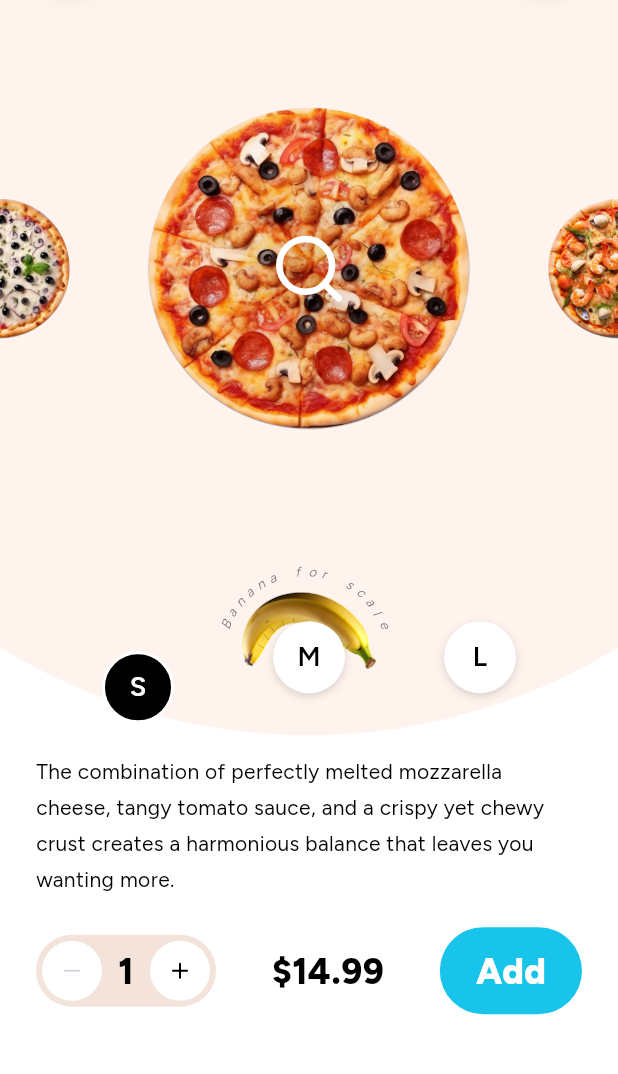
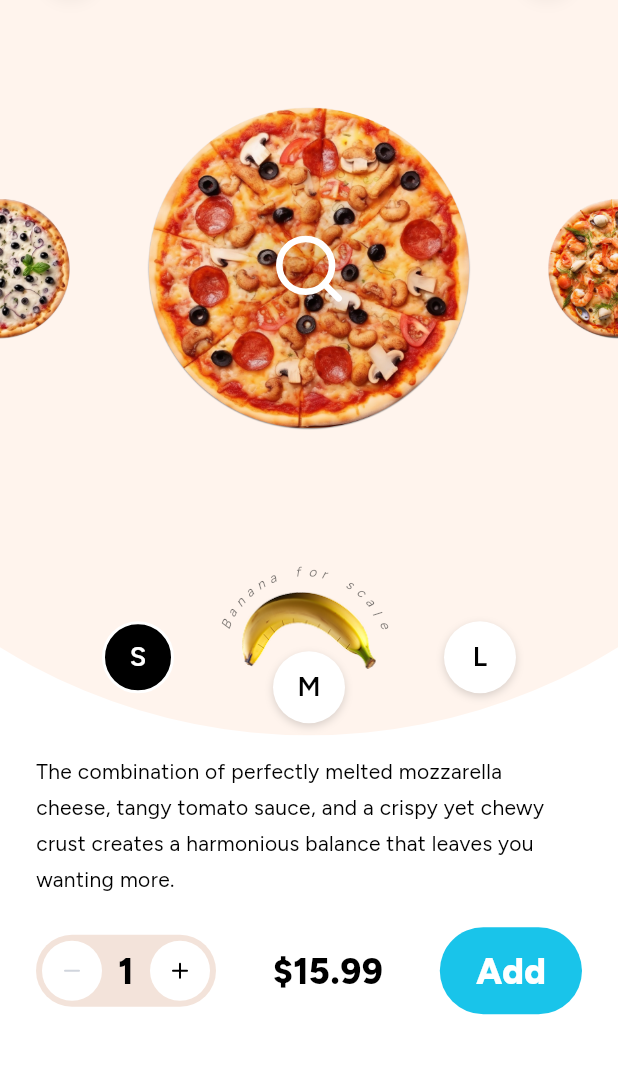
Before and after one commit to ashiq-dev-codes/pizza_mobile_app, a Flutter app: the screen it shows after launch, after a tap on an icon or button, on a phone screen of 412 x 824 dp, the part 96-1170 px from its top. Run offline on Flutter 3.47's test engine with Material 3 defaults, Android fonts, the phone set to English and light mode, and no system bars; our stand-ins replace lucide_icons_flutter.

Commit message:
feat: Update pizza prices and adjust layout for size selector and pizza stage animations

```diff
--- a/lib/feature/product/constant/pizza_size.dart
+++ b/lib/feature/product/constant/pizza_size.dart
@@ -17,8 +17,8 @@ extension PizzaSizeX on PizzaSize {
   };
 
   double get price => switch (this) {
-    PizzaSize.small => 14.99,
+    PizzaSize.small => 15.99,
     PizzaSize.medium => 17.99,
-    PizzaSize.large => 20.99,
+    PizzaSize.large => 25.99,
   };
 }
--- a/lib/feature/product/presentation/widget/pizza_stage.dart
+++ b/lib/feature/product/presentation/widget/pizza_stage.dart
@@ -6,6 +6,7 @@ import 'package:pizza_mobile_app/feature/product/constant/pizza_catalog.dart';
 import 'package:pizza_mobile_app/feature/product/constant/pizza_size.dart';
 import 'package:pizza_mobile_app/feature/product/constant/product_constants.dart';
 import 'package:pizza_mobile_app/shared/theme/app_colors.dart';
+import 'package:pizza_mobile_app/shared/widget/reveal/spring_curve.dart';
 
 /// The hero pizza plus its two peeking neighbours. Tapping a peek pulls that
 /// pizza to center while the current center slides out to the opposite peek
@@ -31,6 +32,12 @@ class PizzaStage extends AnimatedWidget {
   final int toIndex;
   final ValueChanged<int> onSelectIndex;
   final VoidCallback onTapZoom;
+
+  /// How long the center pizza's own resize tween runs when only the size
+  /// (not the carousel focus) changes — kept equal to the curve's own
+  /// settle window so the elastic overshoot has room to read before the
+  /// tween hard-stops at 1.0.
+  static const _resizeDuration = Duration(milliseconds: 340);
 
   Animation<double> get _progress => listenable as Animation<double>;
 
@@ -131,8 +138,8 @@ class PizzaStage extends AnimatedWidget {
     final dx = slot * spacing;
 
     Widget image = AnimatedContainer(
-      duration: switching ? Duration.zero : const Duration(milliseconds: 250),
-      curve: Curves.easeInOut,
+      duration: switching ? Duration.zero : _resizeDuration,
+      curve: SpringCurve.elastic(settleDuration: _resizeDuration),
       width: size,
       height: size,
       child: Image.asset(PizzaCatalog.all[i].image, fit: BoxFit.contain),
@@ -147,17 +154,35 @@ class PizzaStage extends AnimatedWidget {
         ? () => onSelectIndex(i)
         : null;
 
+    // At rest on the center pizza, `size` tracks `selectedSize` directly and
+    // would otherwise snap the Positioned box straight to it on the very
+    // next frame — which then forces that exact size on the AnimatedContainer
+    // above via tight layout constraints, silently cancelling its own
+    // elastic tween before it can ever be seen. Sizing the box well past the
+    // largest the center pizza can ever be (only while at rest — mid-switch
+    // still needs the box to track `size` per frame, since that per-frame
+    // resize *is* the carousel spring) leaves the AnimatedContainer free to
+    // actually animate within it, centered by the wrapping [Center]. The 15%
+    // pad on top of Large — bigger than any target size, including Large
+    // itself — matters because the elastic curve overshoots ~8% past
+    // *whatever* it's tweening to, so growing into (or through) Large needs
+    // room beyond Large's own footprint or that overshoot gets clipped flat.
+    final atRestCenter = !switching && i == toIndex;
+    final boxExtent = atRestCenter
+        ? width * PizzaSize.large.widthFactor * 1.15
+        : size;
+
     return Positioned(
-      left: centerX + dx - size / 2,
-      top: centerY - size / 2,
-      width: size,
-      height: size,
+      left: centerX + dx - boxExtent / 2,
+      top: centerY - boxExtent / 2,
+      width: boxExtent,
+      height: boxExtent,
       child: Opacity(
         opacity: opacity,
         child: GestureDetector(
           behavior: HitTestBehavior.opaque,
           onTap: onTap,
-          child: image,
+          child: atRestCenter ? Center(child: image) : image,
         ),
       ),
     );
--- a/lib/feature/product/presentation/widget/size_selector_row.dart
+++ b/lib/feature/product/presentation/widget/size_selector_row.dart
@@ -14,11 +14,11 @@ class SizeSelectorRow extends StatelessWidget {
 
   static const _circleSize = 48.0;
 
-  /// How much lower the selected chip sits than its neighbours — the source
-  /// design pops the active size down and out of the row rather than just
-  /// recoloring it in place.
-  static const _selectedDrop = 20.0;
-  static const _slotHeight = _circleSize + _selectedDrop;
+  /// How much lower M sits than S and L — a fixed curve matching the
+  /// banana-arc theme, tied to *which size* a chip is rather than whether
+  /// it's currently selected, so the row's shape never moves on tap.
+  static const _midDrop = 20.0;
+  static const _rowHeight = _circleSize + _midDrop;
 
   @override
   Widget build(BuildContext context) {
@@ -29,9 +29,9 @@ class SizeSelectorRow extends StatelessWidget {
         return Padding(
           padding: const EdgeInsets.symmetric(horizontal: 33),
           child: SizedBox(
-            height: _slotHeight,
+            height: _rowHeight,
             child: Align(
-              alignment: selected
+              alignment: size == PizzaSize.medium
                   ? Alignment.bottomCenter
                   : Alignment.topCenter,
               child: GestureDetector(
```
Also changed, not shown: 1 other file.
